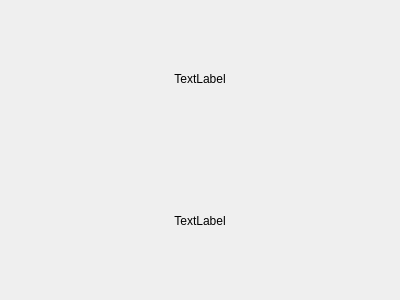
Qt form Nayda/handsecondaryplayer.ui (Mar94oK/Nayda) before a commit.
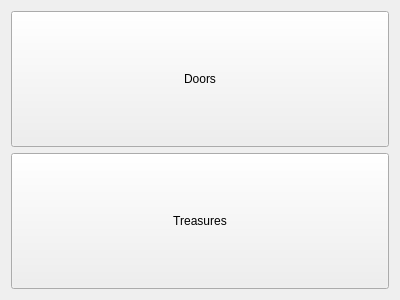
The same form after that commit.

Commit message: In the HandSecondaryPlayer making buttons instead of labels;

What changed in the file:
```diff
--- a/Nayda/handsecondaryplayer.ui
+++ b/Nayda/handsecondaryplayer.ui
@@ -17,22 +17,28 @@
    <item row="0" column="0">
     <layout class="QVBoxLayout" name="verticalLayout">
      <item>
-      <widget class="QLabel" name="lbl_Doors">
-       <property name="text">
-        <string>TextLabel</string>
+      <widget class="QPushButton" name="btn_Doors">
+       <property name="sizePolicy">
+        <sizepolicy hsizetype="Preferred" vsizetype="Preferred">
+         <horstretch>0</horstretch>
+         <verstretch>0</verstretch>
+        </sizepolicy>
        </property>
-       <property name="alignment">
-        <set>Qt::AlignCenter</set>
+       <property name="text">
+        <string>Doors</string>
        </property>
       </widget>
      </item>
      <item>
-      <widget class="QLabel" name="lbl_Treasures">
-       <property name="text">
-        <string>TextLabel</string>
+      <widget class="QPushButton" name="btn_Treasures">
+       <property name="sizePolicy">
+        <sizepolicy hsizetype="Preferred" vsizetype="Preferred">
+         <horstretch>0</horstretch>
+         <verstretch>0</verstretch>
+        </sizepolicy>
        </property>
-       <property name="alignment">
-        <set>Qt::AlignCenter</set>
+       <property name="text">
+        <string>Treasures</string>
        </property>
       </widget>
      </item>
```
The commit also changes 2 other files.
